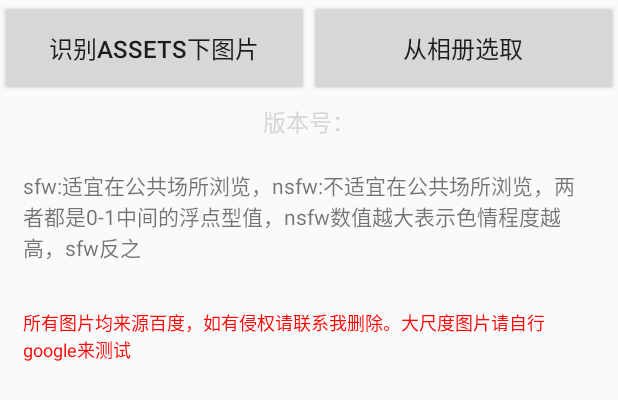
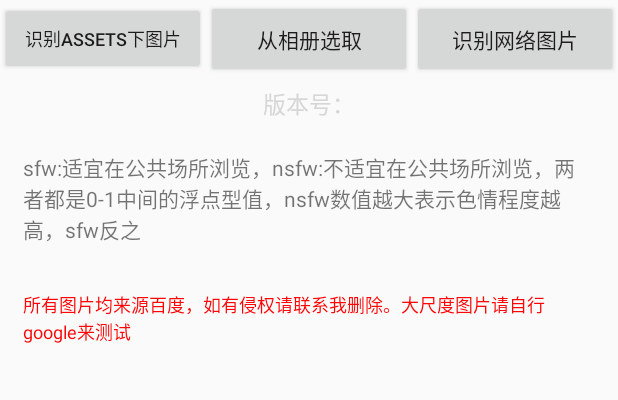
Before and after one commit to devzwy/open_nsfw_android, an Android app: the layout activity_main.xml on its own in the app's theme, with its tools: preview values and no code run, on a phone screen of 412 x 824 dp. Shown: the top 400 px of the screen. Run offline under Robolectric (Android 15) with nearby library versions, the phone set to English and light mode, and no system bars.

Commit message:
应狼友要求，加入网络图片测试通道。

```diff
--- a/app/src/main/res/layout/activity_main.xml
+++ b/app/src/main/res/layout/activity_main.xml
@@ -13,23 +13,33 @@
                 android:layout_width="0dp"
                 android:layout_height="wrap_content"
                 android:layout_weight="1"
-                android:textSize="16sp"
+                android:textSize="12sp"
                 android:id="@+id/bt_sc_assets"
                 android:gravity="center"
                 android:layout_gravity="center"
-                android:padding="20dp"
+                android:padding="15dp"
                 android:text="@string/str_bt1" />
 
         <Button
                 android:layout_width="0dp"
                 android:layout_height="wrap_content"
                 android:layout_weight="1"
-                android:textSize="16sp"
+                android:textSize="14sp"
                 android:id="@+id/bt_sc_from_other"
                 android:gravity="center"
                 android:layout_gravity="center"
-                android:padding="20dp"
+                android:padding="15dp"
                 android:text="从相册选取" />
+        <Button
+                android:layout_width="0dp"
+                android:layout_height="wrap_content"
+                android:layout_weight="1"
+                android:textSize="14sp"
+                android:id="@+id/bt_sc_from_internet"
+                android:gravity="center"
+                android:layout_gravity="center"
+                android:padding="15dp"
+                android:text="识别网络图片" />
     </LinearLayout>
 
     <TextView
--- /dev/null
+++ b/app/src/main/res/values/dimens.xml
@@ -0,0 +1,3 @@
+<resources>
+    <dimen name="fab_margin">16dp</dimen>
+</resources>
--- a/app/src/main/res/values/strings.xml
+++ b/app/src/main/res/values/strings.xml
@@ -1,4 +1,5 @@
 <resources>
     <string name="app_name">离线鉴黄</string>
     <string name="str_bt1">识别Assets下图片</string>
+    <string name="title_activity_main2">网络图片识别，你懂的</string>
 </resources>
```
Also changed, not shown: app/build.gradle (+10 -1 lines), app/src/main/AndroidManifest.xml (+15 -10 lines), app/src/main/java/com/example/open_nsfw_android/Main2Activity.kt (added, +43 -0 lines), app/src/main/java/com/example/open_nsfw_android/MainActivity.kt (+8 -0 lines), app/src/main/res/layout/activity_main2.xml (added, +51 -0 lines), app/src/main/res/values/styles.xml (+9 -0 lines), app/src/main/res/mipmap-xhdpi/a.png (added).
